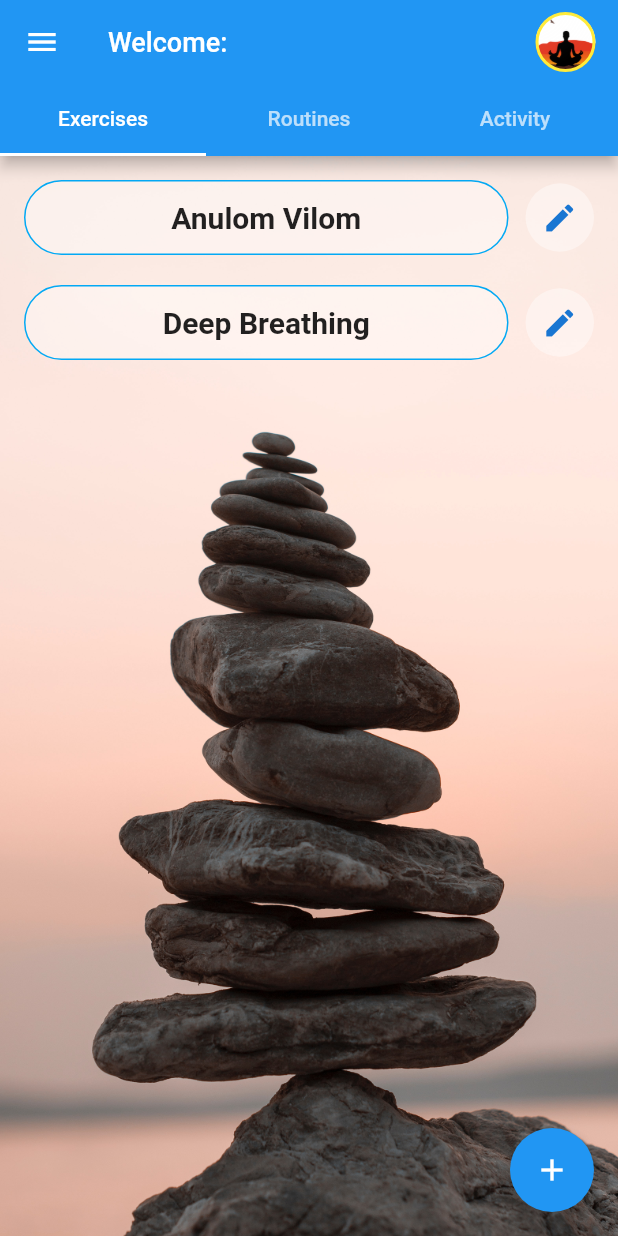
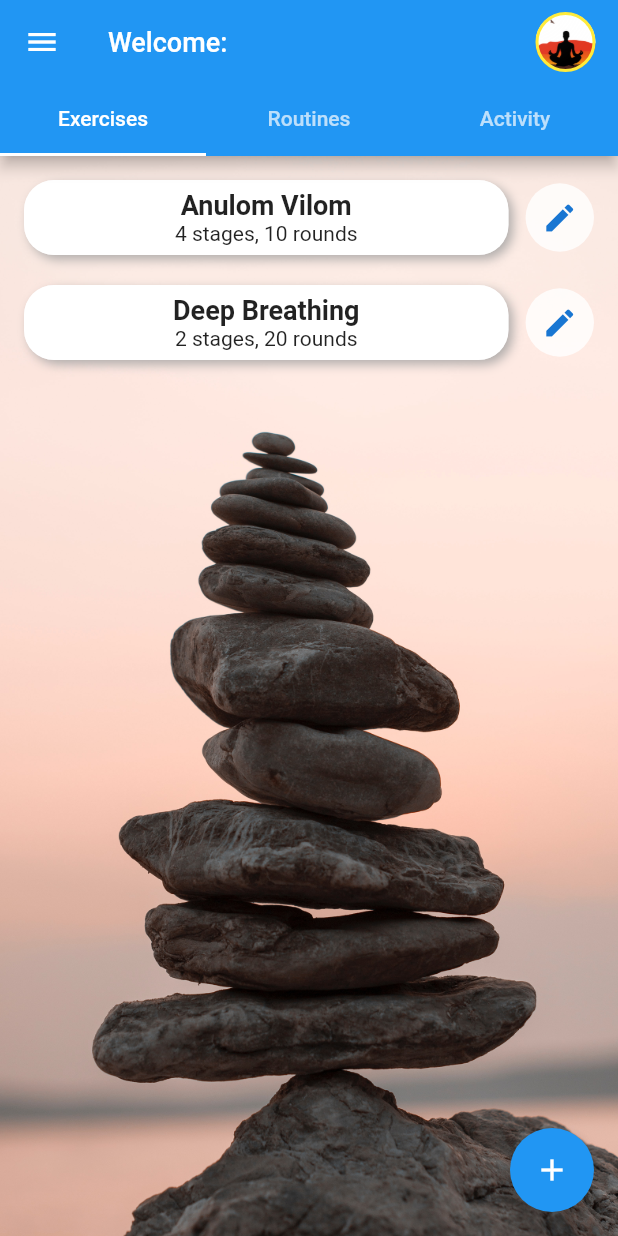
Before and after one commit to sandeshgoel/yoga-app, a Flutter app: the screen it shows once a user with an empty profile is signed in, on a phone screen of 412 x 824 dp. Run offline on Flutter 3.47's test engine with Material 2 defaults, Android fonts, the phone set to English and light mode, and no system bars; our stand-ins replace audioplayers, charts_flutter, cloud_firestore, firebase_auth, firebase_core, flutter_form_builder and 7 more; accounts and stored records are empty.

Commit message:
Added exercise library

```diff
--- a/lib/pages/counter_page.dart
+++ b/lib/pages/counter_page.dart
@@ -42,6 +42,8 @@ class _CounterPageState extends State<CounterPage> {
   Widget build(BuildContext context) {
     var settings = Provider.of<YogaSettings>(context);
     int pindex = settings.findParamIndex(widget.cfg);
+    ConfigParam cp = settings.getParam(pindex);
+
     _tts.setSpeechRate(settings.getSpeechRate());
     _tts.setSpeechVoice(settings.getVoice());
 
@@ -102,7 +104,7 @@ class _CounterPageState extends State<CounterPage> {
                     //margin: EdgeInsets.all(16),
                     child: Center(
                         child: Text(
-                      'Stage ${_curStage + 1} of ${settings.getParam(pindex).stages.length}',
+                      'Stage ${_curStage + 1} of ${cp.stages.length}',
                       style: TextStyle(fontSize: 12),
                     )),
                   ),
@@ -117,7 +119,7 @@ class _CounterPageState extends State<CounterPage> {
                     ),
                     child: Center(
                         child: Text(
-                      settings.getParam(pindex).stages[_curStage].name,
+                      cp.stages[_curStage].name,
                       style: TextStyle(fontSize: 40),
                     )),
                   ),
@@ -146,7 +148,7 @@ class _CounterPageState extends State<CounterPage> {
                               fontSize: 80, fontWeight: FontWeight.bold),
                         ),
                         Text(
-                          '/${settings.getParam(pindex).stages[_curStage].count}',
+                          '/${cp.stages[_curStage].count}',
                           style: TextStyle(fontSize: 12),
                         ),
                       ],
@@ -197,7 +199,11 @@ class _CounterPageState extends State<CounterPage> {
                             child: Text('Reset')),
                       ],
                     )),
-                Expanded(flex: 5, child: Container()),
+                Expanded(
+                    flex: 5,
+                    child: Container(
+                      child: Text('Voice: ${settings.getVoice()}'),
+                    )),
               ],
             ),
           ],
@@ -236,7 +242,7 @@ class _CounterPageState extends State<CounterPage> {
 
     _am.startMusic();
     if (_reset) {
-      String msg = "This routine has ${cp.rounds} rounds of ${cp.name}. ";
+      String msg = "This exercise has ${cp.rounds} rounds of ${cp.name}. ";
       msg += "Each round has ${cp.stages.length} stages. ";
       for (var i = 0; i < cp.stages.length; i++) {
         msg += "${cp.stages[i].name}";
--- a/lib/services/settings.dart
+++ b/lib/services/settings.dart
@@ -1,5 +1,4 @@
 import 'dart:convert';
-import 'dart:math';
 import 'package:flutter/material.dart';
 import 'package:shared_preferences/shared_preferences.dart';
 import 'package:yoga/services/database.dart';
@@ -57,8 +56,6 @@ class ConfigParam {
 // ------------------------------------------------------
 
 class YogaSettings with ChangeNotifier {
-  Random r = new Random();
-
   late String _uid;
   late String _email;
   late String _name;
@@ -103,6 +100,40 @@ class YogaSettings with ChangeNotifier {
 
   // ----------------------------------------------------
 
+  List<ConfigParam> _exerciseLib = [
+    ConfigParam('Anulom Vilom', 10, [
+      Stage('Inhale Left', 4),
+      Stage('Exhale Right', 4),
+      Stage('Inhale Right', 4),
+      Stage('Exhale Left', 4),
+    ]),
+    ConfigParam('Deep Breathing', 20, [
+      Stage('Inhale', 4),
+      Stage('Exhale', 4),
+    ]),
+    ConfigParam('Bhramari', 10,
+        [Stage('Inhale', 3), Stage('Exhale with humming sound', 6)]),
+    ConfigParam('Sheetkari', 10,
+        [Stage('Inhale from mouth', 4), Stage('Exhale from nose', 4)]),
+    ConfigParam(
+        'Surya Bhedi', 10, [Stage('Inhale right', 4), Stage('Exhale left', 4)]),
+    ConfigParam('Chandra Bhedi', 10,
+        [Stage('Inhale left', 4), Stage('Exhale right', 4)]),
+  ];
+
+  List<ConfigParam> getExerciseLib() {
+    return _exerciseLib;
+  }
+
+  ConfigParam? getExercise(String name) {
+    for (int i = 0; i < _exerciseLib.length; i++) {
+      if (_exerciseLib[i].name == name) return _exerciseLib[i];
+    }
+    return null;
+  }
+
+  // ----------------------------------------------------
+
   String getName() {
     return _name;
   }
@@ -127,7 +158,7 @@ class YogaSettings with ChangeNotifier {
 
   void setEmail(String email) {
     this._email = email;
-    notifyListeners();
+    //notifyListeners();
   }
 
   String getUid() {
@@ -136,7 +167,7 @@ class YogaSettings with ChangeNotifier {
 
   void setUid(String uid) {
     this._uid = uid;
-    notifyListeners();
+    //notifyListeners();
   }
 
   List<String> getVoices() {
@@ -161,6 +192,7 @@ class YogaSettings with ChangeNotifier {
     this._name = jval['name'] ?? this._name;
     //this.email = jval['email'] ?? this.email;
     this._speechRate = jval['speechRate'] ?? this._speechRate;
+    this._speechVoice = jval['speechVoice'] ?? this._speechVoice;
     this._countDuration = jval['countDuration'] ?? this._countDuration;
     this._dailyTarget = jval['dailyTarget'] ?? this._dailyTarget;
     this.cps = (jval['cps'] ?? (this.cps.map((x) => x.toJson()).toList()))
@@ -174,6 +206,7 @@ class YogaSettings with ChangeNotifier {
       'name': this._name,
       'email': this._email,
       'speechRate': this._speechRate,
+      'speechVoice': this._speechVoice,
       'countDuration': this._countDuration,
       'dailyTarget': this._dailyTarget,
       'cps': this.cps.map((x) => x.toJson()).toList()
--- a/lib/shared/constants.dart
+++ b/lib/shared/constants.dart
@@ -1,4 +1,20 @@
 import 'package:flutter/material.dart';
+
+var boxDeco = BoxDecoration(
+  borderRadius: BorderRadius.all(Radius.circular(20)),
+  color: Colors.white.withOpacity(0.6),
+  boxShadow: [
+    BoxShadow(
+      color: Colors.grey.withOpacity(0.8),
+      offset: const Offset(3.0, 3.0),
+      blurRadius: 5,
+    ),
+    BoxShadow(
+      color: Colors.white,
+      offset: const Offset(0.0, 0.0),
+    ), //BoxSh
+  ],
+);
 
 var textInputDeco2 = InputDecoration(
   fillColor: Colors.white.withOpacity(0.6),
--- a/pubspec.yaml
+++ b/pubspec.yaml
@@ -38,6 +38,7 @@ dependencies:
   flutter_launcher_icons: "^0.9.0"
   wakelock: ^0.5.2
   charts_flutter: ^0.11.0
+  google_fonts: ^2.1.0
 
 flutter_icons:
   android: "launcher_icon"
```
Also changed, not shown: lib/pages/edit_settings_page.dart (+10 -8 lines), lib/pages/home_page.dart (+100 -38 lines), pubspec.lock.
